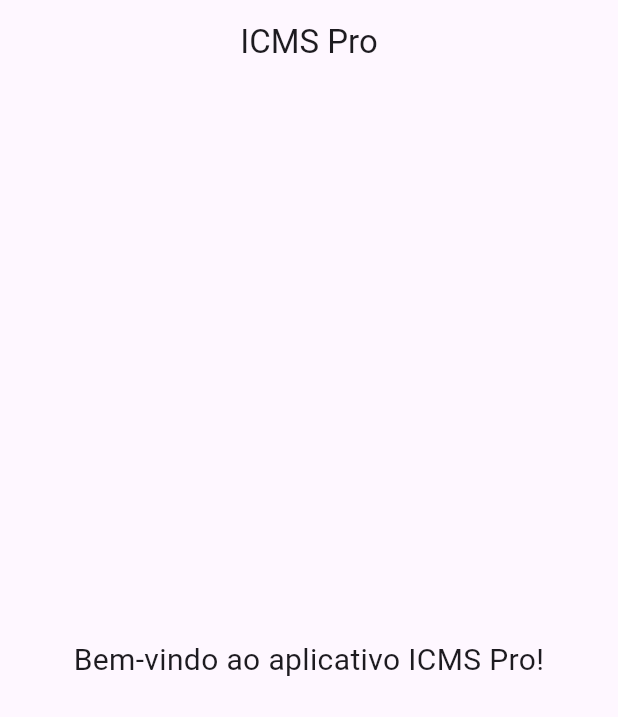
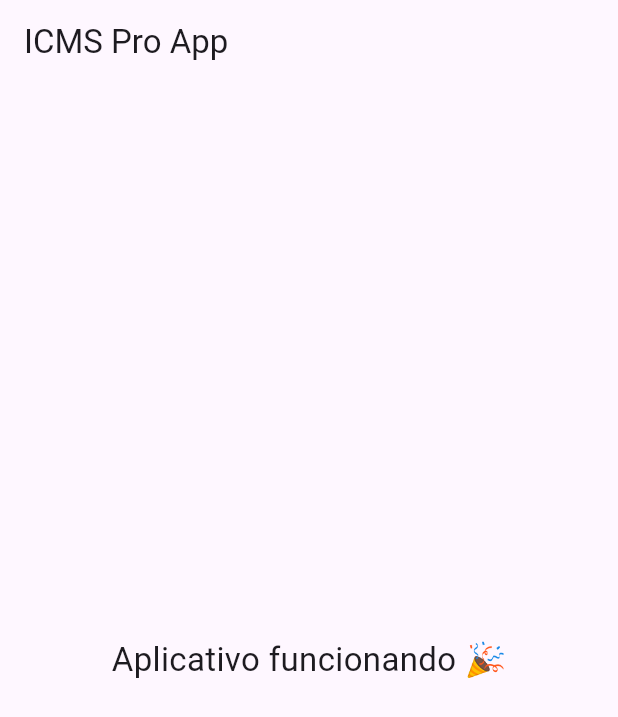
Before and after one commit to franklinijg-wq/icms-pro-app, a Flutter app: the screen it shows after launch, on a phone screen of 412 x 824 dp. Shown: the top 717 px of the screen. Run offline on Flutter 3.47's test engine with Material 3 defaults, Android fonts, the phone set to English and light mode, and no system bars.

Commit message:
Update main.dart

```diff
--- a/lib/main.dart
+++ b/lib/main.dart
@@ -1,17 +1,17 @@
 import 'package:flutter/material.dart';
 
 void main() {
-  runApp(const ICMSProApp());
+  runApp(const MyApp());
 }
 
-class ICMSProApp extends StatelessWidget {
-  const ICMSProApp({super.key});
+class MyApp extends StatelessWidget {
+  const MyApp({super.key});
 
   @override
   Widget build(BuildContext context) {
     return MaterialApp(
-      debugShowCheckedModeBanner: false, // remove a faixa de debug
-      title: 'ICMS Pro',
+      debugShowCheckedModeBanner: false,
+      title: 'ICMS Pro App',
       theme: ThemeData(
         primarySwatch: Colors.blue,
       ),
@@ -27,14 +27,12 @@ class HomePage extends StatelessWidget {
   Widget build(BuildContext context) {
     return Scaffold(
       appBar: AppBar(
-        title: const Text("ICMS Pro"),
-        centerTitle: true,
+        title: const Text("ICMS Pro App"),
       ),
       body: const Center(
         child: Text(
-          "Bem-vindo ao aplicativo ICMS Pro!",
-          style: TextStyle(fontSize: 20),
-          textAlign: TextAlign.center,
+          "Aplicativo funcionando 🎉",
+          style: TextStyle(fontSize: 22),
         ),
       ),
     );
```
